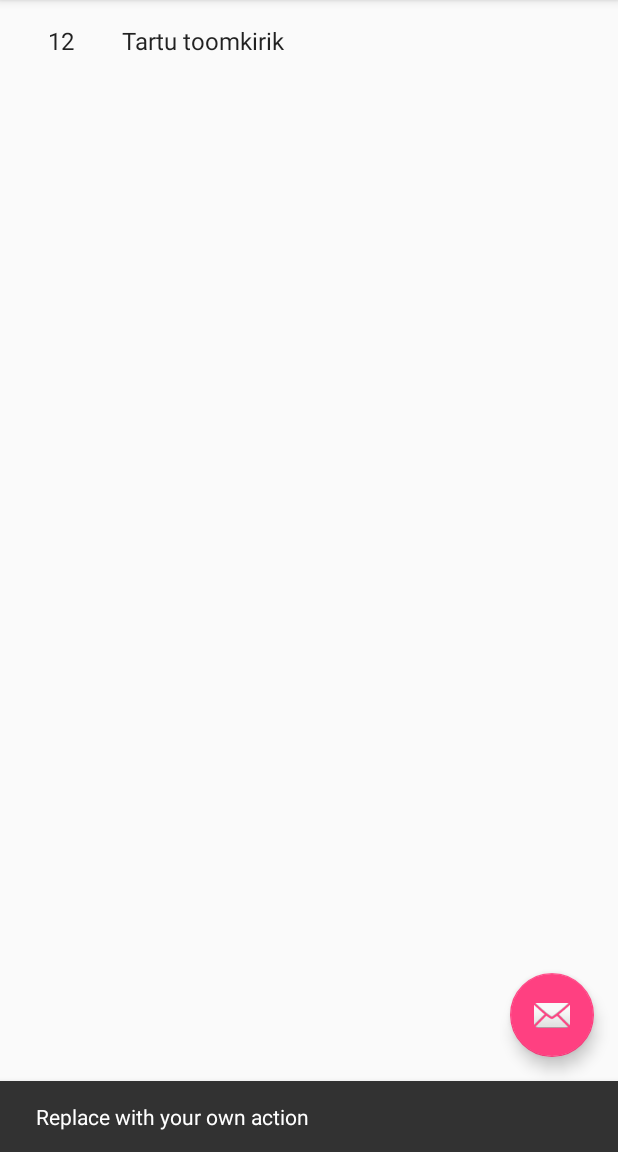
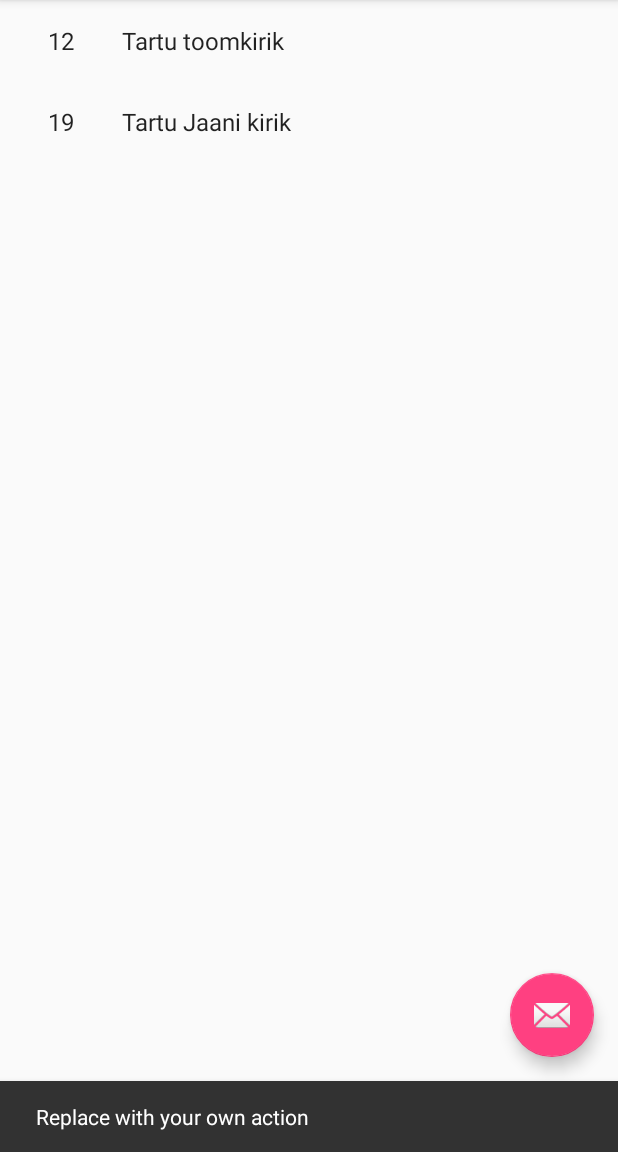
Before and after one commit to e1004/sights, an Android app: the screen it shows after launch (ItemListActivity), after a tap on an icon or button, on a phone screen of 412 x 824 dp, the part 84-1236 px from its top. Run offline under Robolectric (Android 15) with nearby library versions, the phone set to English and light mode, and no system bars.

Commit message:
Lisasin rohkem infot string.xml faili

```diff
--- a/app/src/main/java/example/com/sights/dummy/DummyContent.java
+++ b/app/src/main/java/example/com/sights/dummy/DummyContent.java
@@ -30,7 +30,10 @@ public class DummyContent {
     static {
         DummyItem toomkirik = new DummyItem("12",
                 R.string.toomkirik_pealkiri, R.string.toomkirik_tekst);
+        DummyItem jaanikirik = new DummyItem("19",
+                R.string.jaanikirik_pealkiri, R.string.jaanikirik_tekst);
         addItem(toomkirik);
+        addItem(jaanikirik);
     }
 
     private static void addItem(DummyItem item) {
--- a/app/src/main/res/values/strings.xml
+++ b/app/src/main/res/values/strings.xml
@@ -3,4 +3,6 @@
     <string name="title_item_detail">Item Detail</string>
     <string name="toomkirik_pealkiri">Tartu toomkirik</string>
     <string name="toomkirik_tekst">Tartu toomkirik on ainus kahe torniga keskaegne kirik ning üks suurimaid Eestis. Kiriku ehitustööd said alguse 13. sajandil. Kolme sajandi jooksul tellisgootikaehitist täiendati. Kirikutornid valmisid viimasena. Liivi sõjas sai hoone kannatada, mis põhjustas sealse kirikutegevuse lõppemise. Toomkiriku kahelt vaateplatvormilt avaneb vaade Tartule ja selle lähiümbrusele.</string>
+    <string name="jaanikirik_pealkiri">Tartu Jaani kirik</string>
+    <string name="jaanikirik_tekst">Tartu Jaani kirik on gooti stiilis kirik. See ehitati 14. sajandil, mistõttu on tegemist Eesti mõistes vanimate kirikute hulka kuuluva ehitisega. Kiriku terrakotaskulptuurid muudavad selle Euroopas omanäoliseks. Neid 700 aasta vanuseid skulptuure on umbes 1000. Hoone vaateplatvormid võimaldavad näha Tartu vanalinna.</string>
 </resources>
```
Also changed, not shown: 1 other file.
